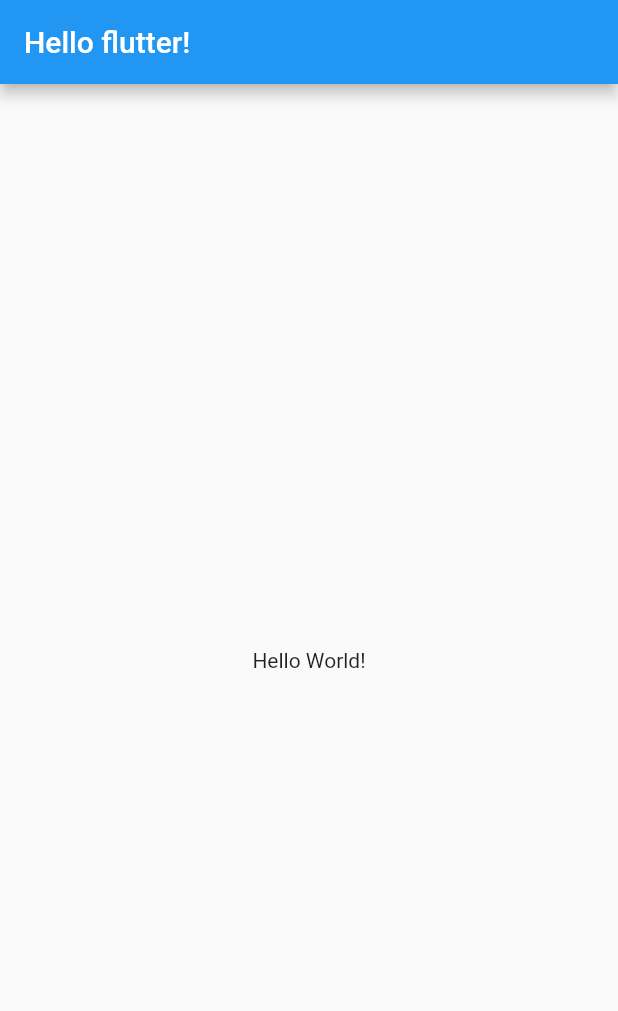
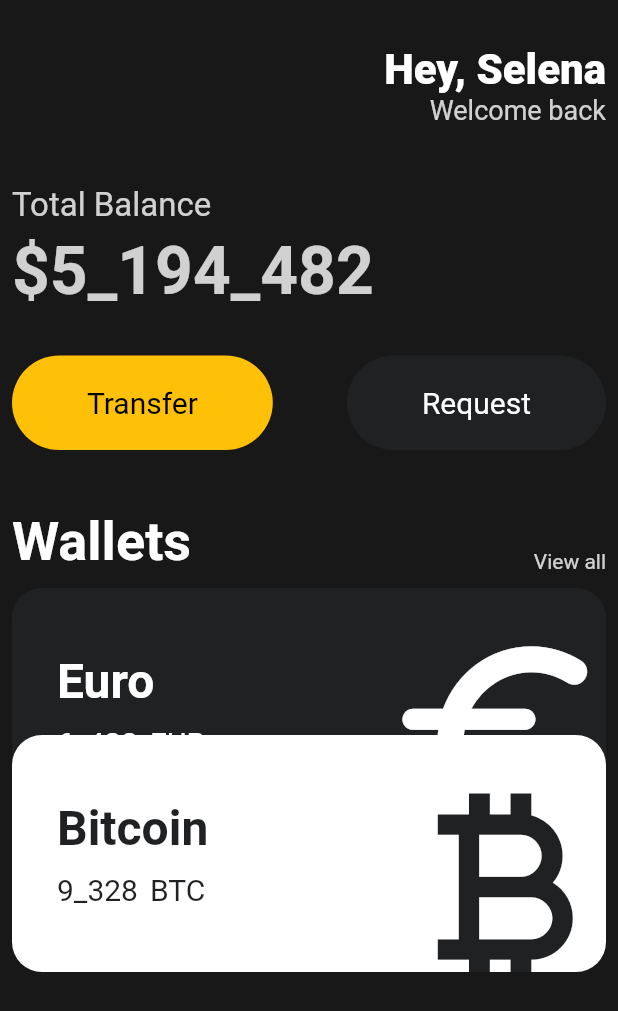
Before and after one commit to passingbreeze/studying_dart, a Flutter app: the screen it shows after launch, on a phone screen of 412 x 824 dp. Shown: the top 1011 px of the screen. Run offline on Flutter 3.47's test engine with Material 2 defaults, Android fonts, the phone set to English and light mode, and no system bars.

Commit message:
fix: finish lecture

```diff
--- a/flutter_codes/manhwaflix/lib/main.dart
+++ b/flutter_codes/manhwaflix/lib/main.dart
@@ -1,10 +1,14 @@
 import 'package:flutter/material.dart';
+import 'package:manhwaflix/widgets/Button.dart';
+import 'package:manhwaflix/widgets/CurrencyCard.dart';
 
 void main() {
-  runApp(App());
+  runApp(const App());
 }
 
 class App extends StatelessWidget {
+  const App({super.key});
+
   // flutter codes are composition of Widgets
   // start point of entire app
   @override
@@ -13,11 +17,133 @@ class App extends StatelessWidget {
     return MaterialApp(
       home: Scaffold(
         // Widget들을 조립하는데 중요한 Widget
-        appBar: AppBar(
-          title: Text('Hello flutter!'),
-        ),
-        body: Center(
-          child: Text('Hello World!'),
+        backgroundColor: const Color(0xFF181818),
+        body: SingleChildScrollView(
+          child: Padding(
+            padding: const EdgeInsets.symmetric(
+              horizontal: 8,
+            ),
+            child: Column(
+              // 세로가 MainAxis
+              crossAxisAlignment: CrossAxisAlignment.start,
+              children: [
+                const SizedBox(
+                  height: 30,
+                ),
+                Row(
+                  // 가로가 MainAxis
+                  mainAxisAlignment: MainAxisAlignment.end,
+                  children: [
+                    Column(
+                      crossAxisAlignment: CrossAxisAlignment.end,
+                      children: [
+                        const Text(
+                          "Hey, Selena",
+                          style: TextStyle(
+                            color: Colors.white,
+                            fontSize: 28,
+                            fontWeight: FontWeight.w800,
+                          ),
+                        ),
+                        Text(
+                          'Welcome back',
+                          style: TextStyle(
+                            color: Colors.white.withOpacity(0.8),
+                            fontSize: 18,
+                          ),
+                        ),
+                      ],
+                    ),
+                  ],
+                ),
+                const SizedBox(
+                  height: 40,
+                ),
+                Text(
+                  "Total Balance",
+                  style: TextStyle(
+                    fontSize: 22,
+                    color: Colors.white.withOpacity(0.8),
+                  ),
+                ),
+                const SizedBox(
+                  height: 5,
+                ),
+                Text(
+                  "\$5_194_482",
+                  style: TextStyle(
+                    fontSize: 44,
+                    fontWeight: FontWeight.w600,
+                    color: Colors.white.withOpacity(0.8),
+                  ),
+                ),
+                const SizedBox(
+                  height: 30,
+                ),
+                Row(
+                  mainAxisAlignment: MainAxisAlignment.spaceBetween,
+                  children: const [
+                    Button(
+                      buttonText: 'Transfer',
+                      bgColor: Colors.amber,
+                      textColor: Colors.black,
+                    ),
+                    Button(
+                      buttonText: 'Request',
+                      bgColor: Color(0xFF1F2123),
+                      textColor: Colors.white,
+                    ),
+                  ],
+                ),
+                const SizedBox(
+                  height: 40,
+                ),
+                Row(
+                  crossAxisAlignment: CrossAxisAlignment.end,
+                  mainAxisAlignment: MainAxisAlignment.spaceBetween,
+                  children: [
+                    const Text(
+                      'Wallets',
+                      style: TextStyle(
+                        color: Colors.white,
+                        fontSize: 36,
+                        fontWeight: FontWeight.w600,
+                      ),
+                    ),
+                    Text(
+                      'View all',
+                      style: TextStyle(
+                        color: Colors.white.withOpacity(0.8),
+                      ),
+                    ),
+                  ],
+                ),
+                const SizedBox(
+                  height: 20,
+                ),
+                Transform.translate(
+                  offset: const Offset(0, -10),
+                  child: const CurrencyCard(
+                    currencyText: 'Euro',
+                    budgetText: '6_428',
+                    currencyUnit: 'EUR',
+                    currencyIcon: Icons.euro_rounded,
+                    isInverted: false,
+                  ),
+                ),
+                Transform.translate(
+                  offset: const Offset(0, -70),
+                  child: const CurrencyCard(
+                    currencyText: 'Bitcoin',
+                    budgetText: '9_328',
+                    currencyUnit: 'BTC',
+                    currencyIcon: Icons.currency_bitcoin,
+                    isInverted: true,
+                  ),
+                ),
+              ],
+            ),
+          ),
         ),
       ),
     );
--- /dev/null
+++ b/flutter_codes/manhwaflix/lib/widgets/Button.dart
@@ -0,0 +1,37 @@
+import 'package:flutter/material.dart';
+
+class Button extends StatelessWidget {
+  final String buttonText;
+  final Color bgColor;
+  final Color textColor;
+
+  const Button({
+    super.key,
+    required this.buttonText,
+    required this.bgColor,
+    required this.textColor,
+  });
+
+  @override
+  Widget build(BuildContext context) {
+    return Container(
+      decoration: BoxDecoration(
+        color: bgColor,
+        borderRadius: BorderRadius.circular(45),
+      ),
+      child: Padding(
+        padding: const EdgeInsets.symmetric(
+          vertical: 20,
+          horizontal: 50,
+        ),
+        child: Text(
+          buttonText,
+          style: TextStyle(
+            fontSize: 20,
+            color: textColor,
+          ),
+        ),
+      ),
+    );
+  }
+}
--- /dev/null
+++ b/flutter_codes/manhwaflix/lib/widgets/CurrencyCard.dart
@@ -0,0 +1,87 @@
+import 'package:flutter/material.dart';
+
+class CurrencyCard extends StatelessWidget {
+  final String currencyText;
+  final String budgetText;
+  final String currencyUnit;
+  final IconData currencyIcon;
+  final bool isInverted;
+
+  final _blackColor = const Color(0xff1f2123);
+
+  const CurrencyCard({
+    super.key,
+    required this.currencyText,
+    required this.budgetText,
+    required this.currencyUnit,
+    required this.currencyIcon,
+    required this.isInverted,
+  });
+
+  @override
+  Widget build(BuildContext context) {
+    return Container(
+      clipBehavior: Clip.hardEdge,
+      decoration: BoxDecoration(
+        color: isInverted ? Colors.white : _blackColor,
+        borderRadius: BorderRadius.circular(20),
+      ),
+      child: Padding(
+        padding: const EdgeInsets.all(30),
+        child: Row(
+          mainAxisAlignment: MainAxisAlignment.spaceBetween,
+          children: [
+            Column(
+              crossAxisAlignment: CrossAxisAlignment.start,
+              children: [
+                Text(
+                  currencyText,
+                  style: TextStyle(
+                    color: isInverted ? _blackColor : Colors.white,
+                    fontSize: 32,
+                    fontWeight: FontWeight.w600,
+                  ),
+                ),
+                const SizedBox(
+                  height: 10,
+                ),
+                Row(
+                  children: [
+                    Text(
+                      budgetText,
+                      style: TextStyle(
+                        color: isInverted ? _blackColor : Colors.white,
+                        fontSize: 20,
+                      ),
+                    ),
+                    const SizedBox(
+                      width: 8,
+                    ),
+                    Text(
+                      currencyUnit,
+                      style: TextStyle(
+                        color: isInverted ? _blackColor : Colors.white,
+                        fontSize: 20,
+                      ),
+                    )
+                  ],
+                ),
+              ],
+            ),
+            Transform.scale(
+              scale: 1.7,
+              child: Transform.translate(
+                offset: const Offset(5, 13),
+                child: Icon(
+                  currencyIcon,
+                  color: isInverted ? _blackColor : Colors.white,
+                  size: 98,
+                ),
+              ),
+            ),
+          ],
+        ),
+      ),
+    );
+  }
+}
```
